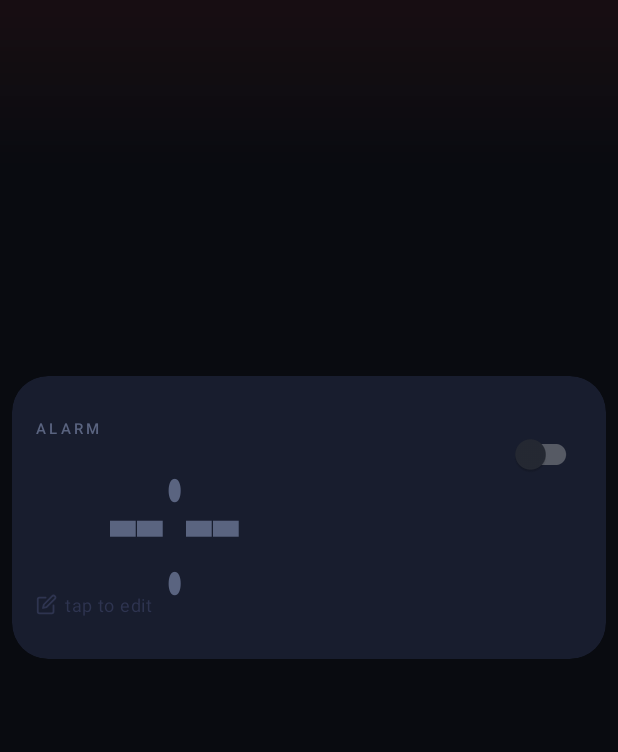
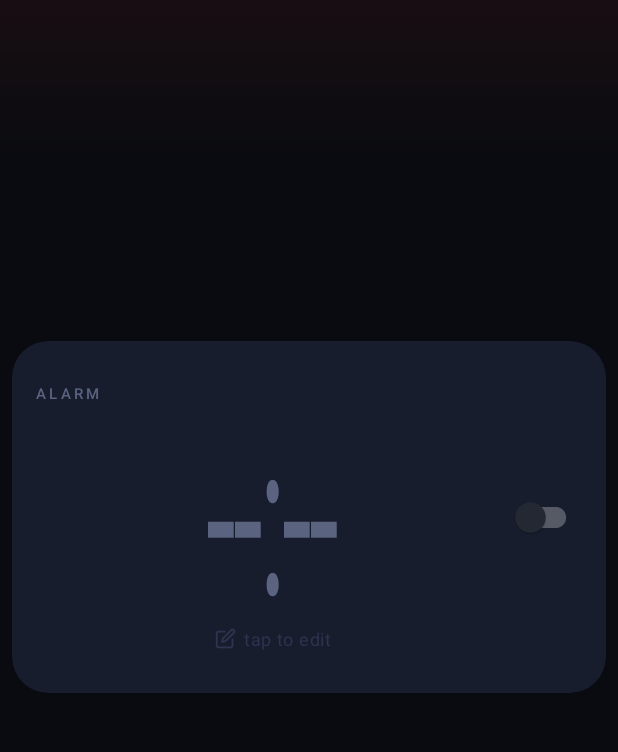
Before and after one commit to kxtronic/Gentle_Wake_1_Android, an Android app: the screen it shows after launch (MainActivity), on a phone screen of 412 x 824 dp, the part 101-853 px from its top. Run offline under Robolectric (Android 15) with nearby library versions, the light colour scheme and no system bars.

Commit message:
More basic visual improvements: - Better centering of the alarm time on the main screen. - Displays current time on the wake up screen (instead of alarm time), displays in light icy blue so it is not confused with the alarm time, it increments automatically. - Increased size of current time in wake up screen.

```diff
--- a/app/src/main/res/layout/activity_alarm.xml
+++ b/app/src/main/res/layout/activity_alarm.xml
@@ -63,8 +63,8 @@
         android:layout_width="wrap_content"
         android:layout_height="wrap_content"
         android:text=""
-        android:textColor="@color/alarm_red"
-        android:textSize="56sp"
+        android:textColor="@color/current_time"
+        android:textSize="72sp"
         android:scaleY="2.0"
         android:letterSpacing="-0.02"
         app:layout_constraintBottom_toTopOf="@id/btnDismiss"
--- a/app/src/main/res/layout/activity_main.xml
+++ b/app/src/main/res/layout/activity_main.xml
@@ -54,6 +54,8 @@
         <androidx.constraintlayout.widget.ConstraintLayout
             android:layout_width="match_parent"
             android:layout_height="wrap_content"
+            android:clipChildren="false"
+            android:clipToPadding="false"
             android:paddingStart="16dp"
             android:paddingEnd="16dp"
             android:paddingTop="28dp"
@@ -72,7 +74,7 @@
                 app:layout_constraintTop_toTopOf="parent"
                 app:layout_constraintStart_toStartOf="parent" />
 
-            <!-- Switch (top-right of card) -->
+            <!-- Switch — fixed right column -->
             <com.google.android.material.switchmaterial.SwitchMaterial
                 android:id="@+id/switchAlarm"
                 android:layout_width="wrap_content"
@@ -80,41 +82,54 @@
                 android:checked="false"
                 android:contentDescription="Enable alarm"
                 app:layout_constraintTop_toTopOf="parent"
+                app:layout_constraintBottom_toBottomOf="parent"
                 app:layout_constraintEnd_toEndOf="parent" />
+
+            <!-- Container: left edge → switch, alarm time centred within -->
+            <FrameLayout
+                android:id="@+id/containerAlarmTime"
+                android:layout_width="0dp"
+                android:layout_height="wrap_content"
+                android:paddingTop="24dp"
+                android:paddingBottom="24dp"
+                android:clipChildren="false"
+                android:clipToPadding="false"
+                android:layout_marginTop="12dp"
+                android:layout_marginBottom="12dp"
+                app:layout_constraintTop_toBottomOf="@id/tvAlarmLabel"
+                app:layout_constraintStart_toStartOf="parent"
+                app:layout_constraintEnd_toStartOf="@id/switchAlarm">
 
                 <!-- Tappable alarm time — opens TimePickerActivity -->
                 <TextView
                     android:id="@+id/tvAlarmTime"
-                android:layout_width="0dp"
+                    android:layout_width="wrap_content"
                     android:layout_height="wrap_content"
+                    android:layout_gravity="center"
                     android:text="--:--"
                     android:textSize="72sp"
                     android:scaleY="2.0"
-                android:gravity="start"
                     android:letterSpacing="-0.03"
                     android:includeFontPadding="false"
                     android:textColor="@color/text_secondary"
-                android:layout_marginTop="12dp"
-                android:layout_marginStart="48dp"
-                android:layout_marginEnd="8dp"
                     android:background="?attr/selectableItemBackgroundBorderless"
                     android:clickable="true"
                     android:focusable="true"
-                android:contentDescription="Tap to set alarm time"
-                app:layout_constraintTop_toBottomOf="@id/tvAlarmLabel"
-                app:layout_constraintStart_toStartOf="parent"
-                app:layout_constraintEnd_toStartOf="@id/switchAlarm" />
+                    android:contentDescription="Tap to set alarm time" />
 
-            <!-- Edit hint below time -->
+            </FrameLayout>
+
+            <!-- Edit hint below the container -->
             <LinearLayout
                 android:id="@+id/rowEditHint"
                 android:layout_width="wrap_content"
                 android:layout_height="wrap_content"
                 android:orientation="horizontal"
                 android:gravity="center_vertical"
-                android:layout_marginTop="6dp"
-                app:layout_constraintTop_toBottomOf="@id/tvAlarmTime"
-                app:layout_constraintStart_toStartOf="parent">
+                android:layout_marginTop="4dp"
+                app:layout_constraintTop_toBottomOf="@id/containerAlarmTime"
+                app:layout_constraintStart_toStartOf="parent"
+                app:layout_constraintEnd_toStartOf="@id/switchAlarm">
 
                 <ImageView
                     android:id="@+id/ivEditHint"
--- a/app/src/main/res/values/colors.xml
+++ b/app/src/main/res/values/colors.xml
@@ -15,6 +15,6 @@
     <color name="text_dim">#2E3450</color>
 
     <!-- Switch track colours (referenced from theme) -->
-    <color name="switch_track_off">#2E3450</color>
+    <color name="current_time">#99E6FF</color>
     <color name="switch_thumb_off">#5A6480</color>
 </resources>
```
Also changed, not shown: app/src/main/java/com/example/alarmclock/AlarmActivity.kt (+20 -7 lines). Lines whose indentation alone changed are shown as unchanged.
